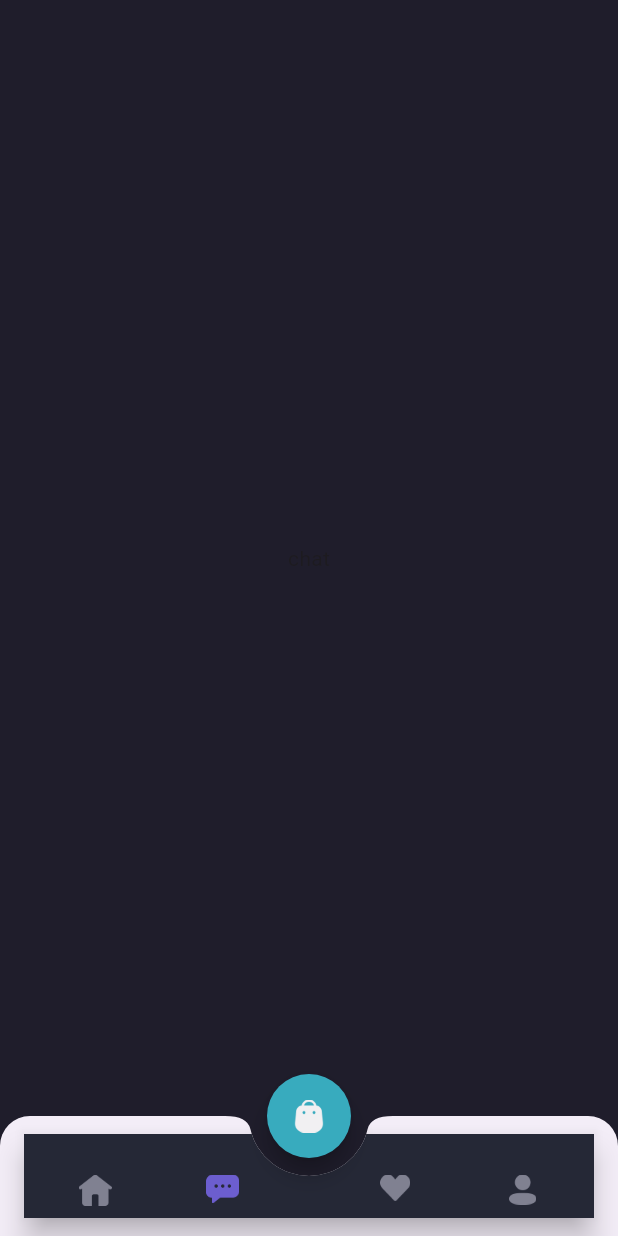
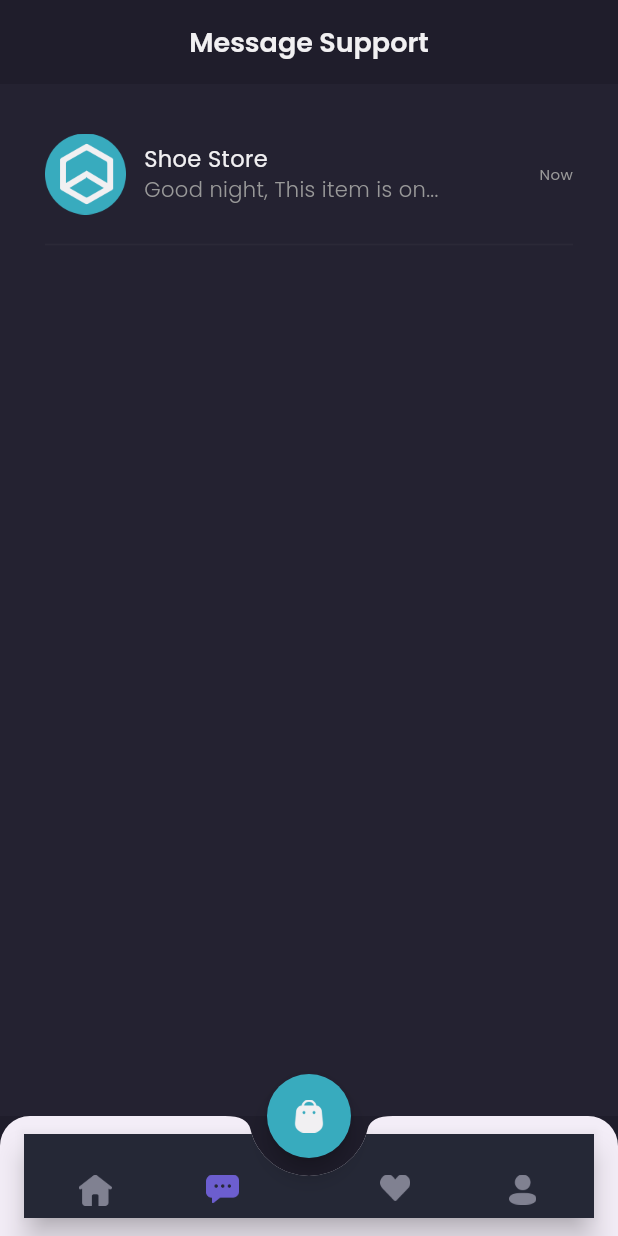
Before and after one commit to rafi712/shamo, a Flutter app: the MainScreen screen opened by its route, item 2 of the bottom bar chosen, on a phone screen of 412 x 824 dp. Run offline on Flutter 3.47's test engine with Material 2 defaults, Android fonts, the phone set to English and light mode, and no system bars; our stand-ins replace google_fonts.

Commit message:
finish chat screen

```diff
--- a/lib/common/theme.dart
+++ b/lib/common/theme.dart
@@ -9,6 +9,7 @@ Color bg1Color = const Color(0xff1F1D2B);
 Color bg2Color = const Color(0xff2B2937);
 Color bg3Color = const Color(0xff242231);
 Color bg4Color = const Color(0xff252836);
+Color bg5Color = const Color(0xff2B2844);
 Color primaryTextColor = const Color(0xffF1F0F2);
 Color secondaryTextColor = const Color(0xff999999);
 Color subtitleTextColor = const Color(0xff504F5E);
--- a/lib/main.dart
+++ b/lib/main.dart
@@ -1,5 +1,6 @@
 import 'package:flutter/material.dart';
 import 'package:shamo/router/app_router.dart';
+import 'package:shamo/screens/splash_screen.dart';
 
 void main() {
   runApp(const MyApp());
@@ -15,7 +16,7 @@ class MyApp extends StatelessWidget {
       debugShowCheckedModeBanner: false,
       theme: ThemeData(useMaterial3: true),
       onGenerateRoute: AppRouter.onGenerateRoute,
-      initialRoute: '/',
+      initialRoute: SplashScreen.route,
     );
   }
 }
--- a/lib/router/app_router.dart
+++ b/lib/router/app_router.dart
@@ -1,4 +1,5 @@
 import 'package:flutter/material.dart';
+import 'package:shamo/screens/detail_chat_screen.dart';
 import 'package:shamo/screens/home/main_screen.dart';
 import 'package:shamo/screens/sign_in_screen.dart';
 import 'package:shamo/screens/sign_up_screen.dart';
@@ -7,14 +8,16 @@ import 'package:shamo/screens/splash_screen.dart';
 class AppRouter {
   static Route? onGenerateRoute(RouteSettings settings) {
     switch (settings.name) {
-      case '/':
+      case SplashScreen.route:
         return MaterialPageRoute(builder: (context) => const SplashScreen());
-      case '/sign-in':
+      case SignInScreen.route:
         return MaterialPageRoute(builder: (context) => const SignInScreen());
-      case '/sign-up':
+      case SignUpScreen.route:
         return MaterialPageRoute(builder: (context) => const SignUpScreen());
-      case '/home':
+      case MainScreen.route:
         return MaterialPageRoute(builder: (context) => const MainScreen());
+      case DetailChatScreen.route:
+        return MaterialPageRoute(builder: (context) => const DetailChatScreen());
       default:
         return MaterialPageRoute(builder: (context) => const SignInScreen());
     }
--- a/lib/screens/home/chat_screen.dart
+++ b/lib/screens/home/chat_screen.dart
@@ -1,12 +1,92 @@
 import 'package:flutter/material.dart';
+import 'package:shamo/common/theme.dart';
+import 'package:shamo/widgets/chat_tile.dart';
+import 'package:shamo/widgets/primary_button.dart';
 
 class ChatScreen extends StatelessWidget {
   const ChatScreen({Key? key}) : super(key: key);
 
   @override
   Widget build(BuildContext context) {
-    return const Center(
-      child: Text('chat'),
+
+    Widget header() {
+      return AppBar(
+        centerTitle: true,
+        automaticallyImplyLeading: false,
+        elevation: 0,
+        backgroundColor: bg1Color,
+        title: Text(
+          'Message Support',
+          style: primaryTextStyle.copyWith(
+            fontWeight: semibold,
+            fontSize: 18
+          ),
+        ),
+      );
+    }
+
+    Widget content() {
+      return Expanded(
+        child: Container(
+          decoration: BoxDecoration(
+            color: bg3Color,
+          ),
+          child: ListView(
+            padding: EdgeInsets.symmetric(horizontal: defaultMargin),
+            children: const [
+              SizedBox(height: 33),
+              ChatTile(),
+            ],
+          ),
+        )
+      );
+    }
+
+    // ignore: unused_element
+    Widget emptyChat() {
+      return Expanded(
+        child: Container(
+          decoration: BoxDecoration(
+            color: bg3Color,
+          ),
+          child: Column(
+            mainAxisAlignment: MainAxisAlignment.center,
+            children: [
+              Image.asset(
+                'assets/image_no_message.png',
+                width: 80,
+              ),
+              const SizedBox(height: 20),
+              Text(
+                'Opss no message yet?',
+                style: primaryTextStyle.copyWith(fontSize: 16)
+              ),
+              const SizedBox(height: 12),
+              Text(
+                'You have never done a transaction',
+                style: secondaryTextStyle
+              ),
+              const SizedBox(height: 20),
+              PrimaryButton(
+                size: const Size(152, 44),
+                child: Text(
+                  'Explore Store',
+                  style: primaryTextStyle
+                ),
+              ),
+            ],
+          ),
+        ),
+      );
+    }
+
+
+    return Column(
+      crossAxisAlignment: CrossAxisAlignment.stretch,
+      children: [
+        header(),
+        content()
+      ],
     );
   }
 }
--- a/lib/screens/home/main_screen.dart
+++ b/lib/screens/home/main_screen.dart
@@ -6,6 +6,7 @@ import 'package:shamo/screens/home/profile_screen.dart';
 import 'package:shamo/screens/home/wishlist_screen.dart';
 
 class MainScreen extends StatefulWidget {
+  static const route = '/home';
   const MainScreen({Key? key}) : super(key: key);
 
   @override
--- a/lib/screens/splash_screen.dart
+++ b/lib/screens/splash_screen.dart
@@ -2,8 +2,10 @@ import 'dart:async';
 
 import 'package:flutter/material.dart';
 import 'package:shamo/common/theme.dart';
+import 'package:shamo/screens/sign_in_screen.dart';
 
 class SplashScreen extends StatefulWidget {
+  static const route = '/';
   const SplashScreen({Key? key}) : super(key: key);
 
   @override
@@ -14,7 +16,7 @@ class _SplashScreenState extends State<SplashScreen> {
 
   @override
   void initState() {
-    Timer(const Duration(seconds: 3), () => Navigator.pushNamed(context, '/sign-in'));
+    Timer(const Duration(seconds: 3), () => Navigator.pushNamed(context, SignInScreen.route));
     super.initState();
   }
 
--- /dev/null
+++ b/lib/widgets/chat_tile.dart
@@ -0,0 +1,52 @@
+import 'package:flutter/material.dart';
+import 'package:shamo/common/theme.dart';
+import 'package:shamo/screens/detail_chat_screen.dart';
+
+class ChatTile extends StatelessWidget {
+  const ChatTile({Key? key}) : super(key: key);
+
+  @override
+  Widget build(BuildContext context) {
+    return Column(
+      children: [
+        GestureDetector(
+          onTap: () => Navigator.pushNamed(context, DetailChatScreen.route),
+          child: Row(
+            children: [
+              Image.asset(
+                'assets/image_shop_logo.png',
+                width: 54,
+              ),
+              const SizedBox(width: 12),
+              Expanded(
+                child: Column(
+                  crossAxisAlignment: CrossAxisAlignment.start,
+                  children: [
+                    Text(
+                      'Shoe Store',
+                      style: primaryTextStyle.copyWith(fontSize: 15),
+                    ),
+                    Text(
+                      'Good night, This item is on...',
+                      overflow: TextOverflow.ellipsis,
+                      style: secondaryTextStyle.copyWith(fontWeight: light)
+                    ),
+                  ],
+                ),
+              ),
+              Text(
+                'Now',
+                style: secondaryTextStyle.copyWith(fontSize: 10)
+              ),
+            ],
+          ),
+        ),
+        const SizedBox(height: 12),
+        Divider(
+          thickness: 1,
+          color: bg2Color,
+        ),
+      ],
+    );
+  }
+}
```
Also changed, not shown: lib/screens/detail_chat_screen.dart (added, +154 -0 lines), lib/screens/sign_in_screen.dart (+16 -21 lines), lib/screens/sign_up_screen.dart (+10 -18 lines), lib/widgets/chat_bubble.dart (added, +140 -0 lines), lib/widgets/primary_button.dart (added, +37 -0 lines), assets/button_close.png (added), assets/button_send.png (added), assets/image_shop_logo_online.png (added).
